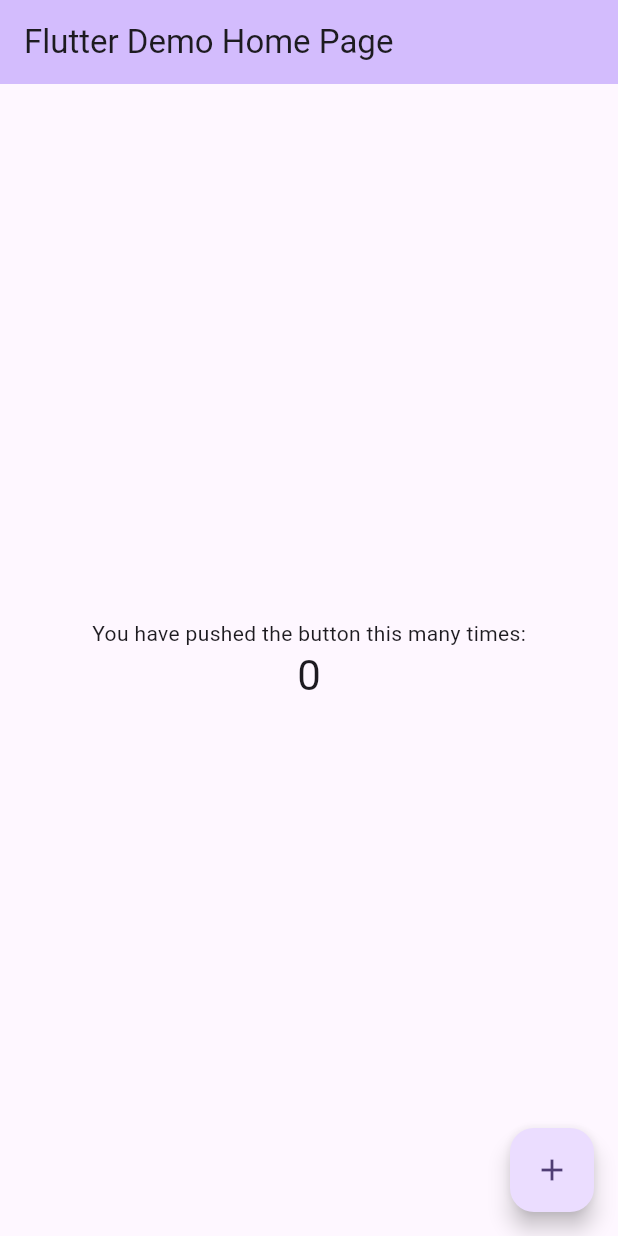
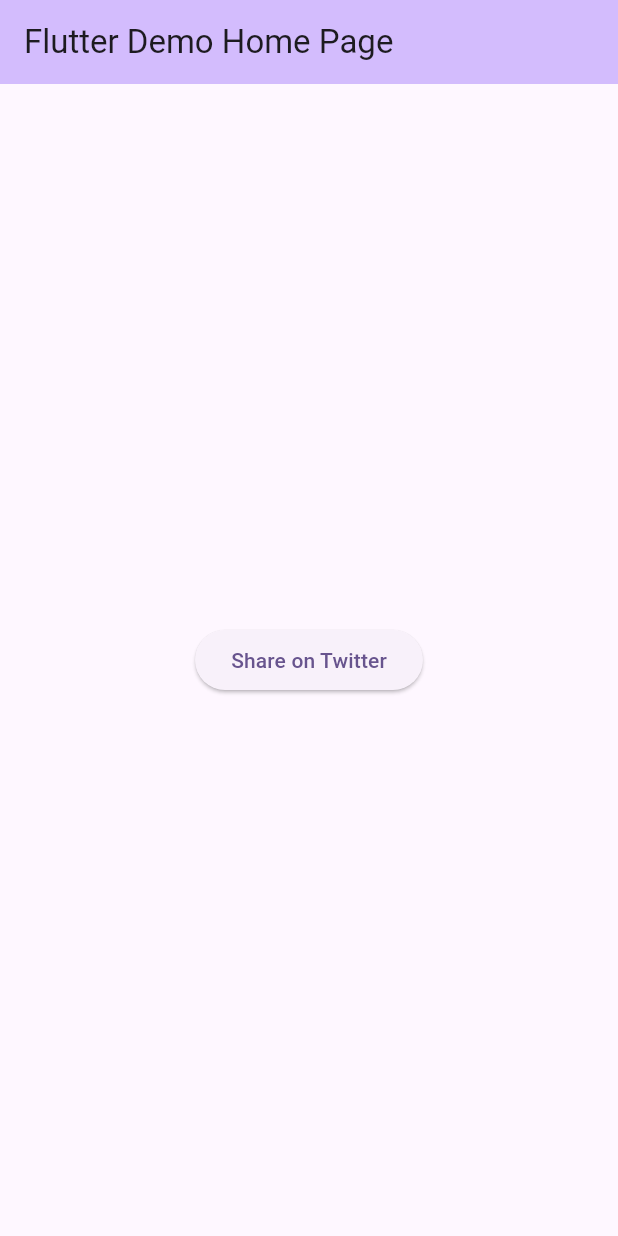
Before and after one commit to yfujiki/share_url_sns, a Flutter app: the screen it shows after launch, on a phone screen of 412 x 824 dp. Run offline on Flutter 3.47's test engine with Material 3 defaults, Android fonts, the phone set to English and light mode, and no system bars.

Commit message:
Added twitter share

```diff
--- a/lib/main.dart
+++ b/lib/main.dart
@@ -1,4 +1,5 @@
 import 'package:flutter/material.dart';
+import 'package:url_launcher/url_launcher.dart';
 
 void main() {
   runApp(const MyApp());
@@ -55,17 +56,16 @@ class MyHomePage extends StatefulWidget {
 }
 
 class _MyHomePageState extends State<MyHomePage> {
-  int _counter = 0;
+  void _shareOnTwitter() async {
+    final url = Uri.parse(
+        "https://twitter.com/share?text=This+is+google+a+search+engine&url=https%3A%2F%2Fwww.google.com");
+    final canOpen = await canLaunchUrl(url);
+    if (!canOpen) {
+      debugPrint("Twitter is not installed");
+      return;
+    }
 
-  void _incrementCounter() {
-    setState(() {
-      // This call to setState tells the Flutter framework that something has
-      // changed in this State, which causes it to rerun the build method below
-      // so that the display can reflect the updated values. If we changed
-      // _counter without calling setState(), then the build method would not be
-      // called again, and so nothing would appear to happen.
-      _counter++;
-    });
+    await launchUrl(url, mode: LaunchMode.externalApplication);
   }
 
   @override
@@ -105,21 +105,14 @@ class _MyHomePageState extends State<MyHomePage> {
           // wireframe for each widget.
           mainAxisAlignment: MainAxisAlignment.center,
           children: <Widget>[
-            const Text(
-              'You have pushed the button this many times:',
-            ),
-            Text(
-              '$_counter',
-              style: Theme.of(context).textTheme.headlineMedium,
-            ),
+            ElevatedButton(
+                onPressed: () {
+                  _shareOnTwitter();
+                },
+                child: const Text('Share on Twitter')),
           ],
         ),
       ),
-      floatingActionButton: FloatingActionButton(
-        onPressed: _incrementCounter,
-        tooltip: 'Increment',
-        child: const Icon(Icons.add),
-      ), // This trailing comma makes auto-formatting nicer for build methods.
     );
   }
 }
```
